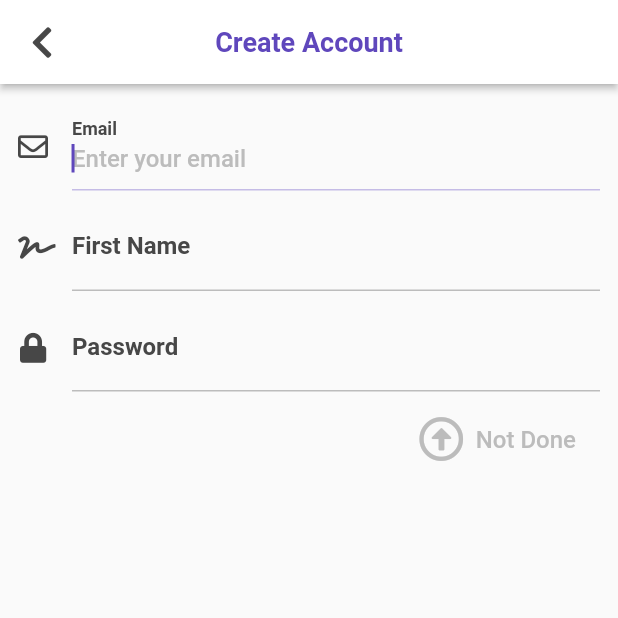
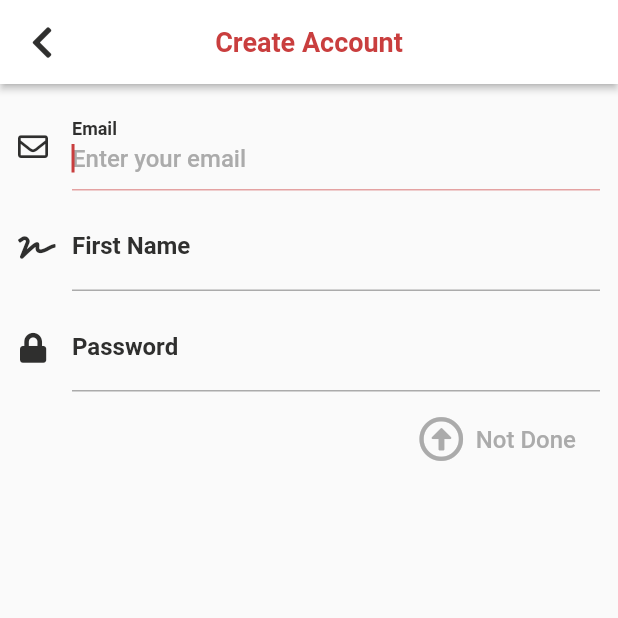
Before and after one commit to TVCCYA/HereMe, a Flutter app: the screen it shows after launch, after a tap on "Sign Up", on a phone screen of 412 x 824 dp, the top half of it. Run offline on Flutter 3.47's test engine with Material 2 defaults, Android fonts, the phone set to English and light mode, and no system bars; our stand-ins replace cached_network_image, cloud_firestore, firebase_auth, firebase_messaging, firebase_storage, flushbar and 10 more; missing offline and left inert: animator, flutter_google_ad_manager, geoflutterfire, launch_review, time_ago_provider; accounts and stored records are empty; network calls fail; Roboto replaces fonts that are missing (Avenir).

Commit message:
HereMe -> Spred Theme colors changed

```diff
--- a/hereme_flutter/lib/constants.dart
+++ b/hereme_flutter/lib/constants.dart
@@ -6,18 +6,17 @@ import 'package:font_awesome_flutter/font_awesome_flutter.dart';
 import 'package:rflutter_alert/rflutter_alert.dart';
 import 'package:shared_preferences/shared_preferences.dart';
 import 'home/home.dart';
+const kColorRed = Color.fromRGBO(201, 62, 62, 1.0);
+const kColorBlue = Color.fromRGBO(91, 117, 212, 1.0);
+const kColorGreen = Color.fromRGBO(62, 201, 62, 1.0);
 
-const kColorPurple = Color.fromRGBO(95, 71, 188, 1.0);
-const kColorBlue = Color.fromRGBO(71, 106, 188, 1.0);
-const kColorGreen = Color.fromRGBO(71, 188, 153, 1.0);
-
-const kColorBlack71 = Color.fromRGBO(71, 71, 71, 1.0);
+const kColorBlack71 = Color.fromRGBO(47, 47, 46, 1.0);
 const kColorOffWhite = Color.fromRGBO(245, 245, 245, 1.0);
 const kColorOffBlack = Color.fromRGBO(11, 8, 19, 1.0);
-const kColorLightGray = Color.fromRGBO(188, 188, 188, 1.0);
-const kColorRed = Color.fromRGBO(188, 71, 89, 1.0);
-const kColorThistle = Color.fromRGBO(197, 188, 230, 1.0);
-const kColorDarkThistle = Color.fromRGBO(164, 150, 216, 1.0);
+const kColorLightGray = Color.fromRGBO(171, 171, 171, 1.0);
+const kColorExtraLightGray = Color.fromRGBO(234, 234, 234, 1.0);
+const kColorThistle = Color.fromRGBO(228, 162, 162, 1.0);
+const kColorDarkThistle = Color.fromRGBO(215, 115, 115, 1.0);
 // SOCIAL MEDIA COLORS
 const kColorInstagram = Color.fromRGBO(185, 0, 180, 1.0);
 const kColorSnapchat = Color.fromRGBO(255, 252, 0, 1.0);
@@ -36,11 +35,11 @@ const kColorTikTok = Color.fromRGBO(0, 242, 234, 1.0);
 
 ThemeData kTheme(BuildContext context) {
   return Theme.of(context).copyWith(
-    accentColor: kColorPurple,
+    accentColor: kColorBlack71,
     unselectedWidgetColor: kColorLightGray,
-    dividerColor: Colors.grey[200],
+    dividerColor: kColorExtraLightGray,
     highlightColor: Colors.transparent,
-    splashColor: Colors.grey[200],
+    splashColor: kColorExtraLightGray,
   );
 }
 
@@ -222,7 +221,7 @@ void kActionSheet(context, sheets) {
 }
 
 const kRegistrationPurpleTextStyle = TextStyle(
-  color: kColorPurple,
+  color: kColorRed,
   fontSize: 32.0,
   fontFamily: 'Berlin-Sans',
 );
@@ -308,7 +307,7 @@ Container circularProgress() {
     alignment: Alignment.center,
     padding: EdgeInsets.only(top: 10.0),
     child: CircularProgressIndicator(
-      valueColor: AlwaysStoppedAnimation(kColorPurple),
+      valueColor: AlwaysStoppedAnimation(kColorRed),
       backgroundColor: kColorLightGray,
     ),
   );
@@ -318,7 +317,7 @@ Container linearProgress() {
   return Container(
     padding: EdgeInsets.all(10.0),
     child: LinearProgressIndicator(
-      valueColor: AlwaysStoppedAnimation(kColorPurple),
+      valueColor: AlwaysStoppedAnimation(kColorRed),
       backgroundColor: kColorLightGray,
     ),
   );
--- a/hereme_flutter/lib/home/all_live_chats_close_by.dart
+++ b/hereme_flutter/lib/home/all_live_chats_close_by.dart
@@ -158,7 +158,7 @@ class _AllLiveChatsCloseByState extends State<AllLiveChatsCloseBy> {
             waterDropColor: Colors.grey[200],
             idleIcon: Icon(
               FontAwesomeIcons.commentDots,
-              color: kColorPurple,
+              color: kColorRed,
               size: 18.0,
             ),
             complete: Icon(
--- a/hereme_flutter/lib/home/all_users_close_by.dart
+++ b/hereme_flutter/lib/home/all_users_close_by.dart
@@ -148,7 +148,7 @@ class _AllUsersCloseByState extends State<AllUsersCloseBy> {
             waterDropColor: Colors.grey[200],
             idleIcon: Icon(
               FontAwesomeIcons.user,
-              color: kColorPurple,
+              color: kColorRed,
               size: 18.0,
             ),
             complete: Icon(
--- a/hereme_flutter/lib/home/home.dart
+++ b/hereme_flutter/lib/home/home.dart
@@ -769,10 +769,10 @@ class _HomeState extends State<Home> with AutomaticKeepAliveClientMixin<Home> {
         elevation: 2.0,
         backgroundColor: kColorOffWhite,
         title: Text(
-          hideMe ? 'HideMe' : 'HereMe',
+          hideMe ? 'HideMe' : 'Spred',
           textAlign: TextAlign.left,
           style: kAppBarTextStyle.copyWith(
-            color: kColorPurple,
+            color: kColorRed,
             fontSize: 25.0,
           ),
         ),
@@ -803,7 +803,7 @@ class _HomeState extends State<Home> with AutomaticKeepAliveClientMixin<Home> {
                     waterDropColor: Colors.grey[200],
                     idleIcon: Icon(
                       FontAwesomeIcons.mapMarkerAlt,
-                      color: kColorPurple,
+                      color: kColorRed,
                       size: 18.0,
                     ),
                     complete: Icon(
--- a/hereme_flutter/lib/live_chat/live_chat_result.dart
+++ b/hereme_flutter/lib/live_chat/live_chat_result.dart
@@ -86,7 +86,7 @@ class LiveChatResult extends StatelessWidget {
               distanceFromChat < 0.16 ? Icon(
                 FontAwesomeIcons.mapMarkerAlt,
                 size: 12.0,
-                color: kColorPurple,
+                color: kColorRed,
               ) : Icon(
                 FontAwesomeIcons.searchLocation,
                 size: 12.0,
--- a/hereme_flutter/lib/live_chat/live_chat_screen.dart
+++ b/hereme_flutter/lib/live_chat/live_chat_screen.dart
@@ -506,7 +506,7 @@ class _LiveChatScreenState extends State<LiveChatScreen> {
                                 Expanded(
                                   child: TextField(
                                     style: kDefaultTextStyle,
-                                    cursorColor: kColorPurple,
+                                    cursorColor: kColorRed,
                                     controller: liveChatController,
                                     onChanged: (value) {
                                       message = value;
--- a/hereme_flutter/lib/models/linked_account.dart
+++ b/hereme_flutter/lib/models/linked_account.dart
@@ -32,7 +32,7 @@ class LinkedAccount extends StatelessWidget {
             softWrap: false,
             style: kDefaultTextStyle.copyWith(
               fontSize: 12.0,
-              color: kColorThistle,
+              color: kColorBlue.withOpacity(0.75),
             ),
           ),
           leading: Image.asset(
--- a/hereme_flutter/lib/registration/initial_page.dart
+++ b/hereme_flutter/lib/registration/initial_page.dart
@@ -56,14 +56,14 @@ class _InitialPageState extends State<InitialPage> {
                           textAlign: TextAlign.center,
                           style: kAppBarTextStyle.copyWith(
                             fontSize: 28.0,
-                            color: kColorPurple,
+                            color: kColorRed,
                           ),
                         ),
                         Text(
                           'Connect with people nearby',
                           textAlign: TextAlign.center,
                           style: kDefaultTextStyle.copyWith(
-                            color: kColorPurple,
+                            color: kColorRed,
                             fontSize: 18.0
                           ),
                         ),
@@ -87,7 +87,7 @@ class _InitialPageState extends State<InitialPage> {
                             Container(
                               width: 1.0,
                               height: 40.0,
-                              color: kColorPurple,
+                              color: kColorRed,
                             ),
                             ReusableButton(
                               title: 'Sign Up',
--- a/hereme_flutter/lib/registration/sign_up.dart
+++ b/hereme_flutter/lib/registration/sign_up.dart
@@ -66,7 +66,7 @@ class _SignUpState extends State<SignUp> {
           "Create Account",
           textAlign: TextAlign.left,
           style: kAppBarTextStyle.copyWith(
-            color: kColorPurple,
+            color: kColorRed,
           ),
         ),
         leading: IconButton(
@@ -83,7 +83,7 @@ class _SignUpState extends State<SignUp> {
         child: ModalProgressHUD(
           inAsyncCall: showSpinner,
           progressIndicator: CircularProgressIndicator(
-            valueColor: AlwaysStoppedAnimation<Color>(kColorPurple),
+            valueColor: AlwaysStoppedAnimation<Color>(kColorRed),
           ),
           child: GestureDetector(
             behavior: HitTestBehavior.translucent,
@@ -97,7 +97,7 @@ class _SignUpState extends State<SignUp> {
                 crossAxisAlignment: CrossAxisAlignment.center,
                 children: <Widget>[
                   TextField(
-                    cursorColor: kColorPurple,
+                    cursorColor: kColorRed,
                     onChanged: (value) {
                       email = value;
                       _isValid();
@@ -129,7 +129,7 @@ class _SignUpState extends State<SignUp> {
                   ),
                   SizedBox(height: 8.0),
                   TextField(
-                    cursorColor: kColorPurple,
+                    cursorColor: kColorRed,
                     onChanged: (value) {
                       firstName = value;
                       _isValid();
@@ -162,7 +162,7 @@ class _SignUpState extends State<SignUp> {
                   SizedBox(height: 8.0),
                   TextField(
                     obscureText: true,
-                    cursorColor: kColorPurple,
+                    cursorColor: kColorRed,
                     onChanged: (value) {
                       password = value;
                       _isValid();
@@ -198,7 +198,7 @@ class _SignUpState extends State<SignUp> {
                     mainAxisAlignment: MainAxisAlignment.center,
                     children: <Widget>[
                       Checkbox(
-                        activeColor: kColorPurple,
+                        activeColor: kColorRed,
                         value: _agreed,
                         onChanged: (value) {
                           if (this.mounted) setState(() {
@@ -237,7 +237,7 @@ class _SignUpState extends State<SignUp> {
                         size: 30.0,
                         color: _isButtonDisabled
                             ? kColorLightGray
-                            : kColorPurple,
+                            : kColorRed,
                       ),
                       label: Text(
                         _isButtonDisabled
@@ -246,7 +246,7 @@ class _SignUpState extends State<SignUp> {
                         style: kDefaultTextStyle.copyWith(
                             color: _isButtonDisabled
                                 ? kColorLightGray
-                                : kColorPurple),
+                                : kColorRed),
                       ),
                     ),
                   ),
--- a/hereme_flutter/lib/settings/help_support.dart
+++ b/hereme_flutter/lib/settings/help_support.dart
@@ -132,7 +132,7 @@ class SupportPage extends StatelessWidget {
               controller: _nameChangeController,
               style: kDefaultTextStyle,
               onSubmitted: (v) => _submitUpdateNameChange(context),
-              cursorColor: kColorPurple,
+              cursorColor: kColorRed,
               decoration: kRegistrationInputDecoration.copyWith(
                 labelText: 'First Name',
                 labelStyle: kDefaultTextStyle.copyWith(
--- a/hereme_flutter/lib/settings/recents/add_recents.dart
+++ b/hereme_flutter/lib/settings/recents/add_recents.dart
@@ -88,7 +88,7 @@ class _AddRecentState extends State<AddRecent> {
             child: ModalProgressHUD(
               inAsyncCall: showSpinner,
               progressIndicator: CircularProgressIndicator(
-                valueColor: AlwaysStoppedAnimation<Color>(kColorPurple),
+                valueColor: AlwaysStoppedAnimation<Color>(kColorRed),
               ),
               child: GestureDetector(
                 behavior: HitTestBehavior.translucent,
@@ -211,14 +211,14 @@ class _AddRecentState extends State<AddRecent> {
                           size: 30.0,
                           color: _isButtonDisabled
                               ? kColorLightGray
-                              : kColorPurple,
+                              : kColorRed,
                         ),
                         label: Text(
                           _isButtonDisabled ? 'Not Done' : 'Add Recent',
                           style: kDefaultTextStyle.copyWith(
                               color: _isButtonDisabled
                                   ? kColorLightGray
-                                  : kColorPurple),
+                                  : kColorRed),
                         ),
                       ),
                     ),
--- a/hereme_flutter/lib/utils/flexible_appbar.dart
+++ b/hereme_flutter/lib/utils/flexible_appbar.dart
@@ -65,7 +65,7 @@ class FlexibleAppBar extends StatelessWidget {
                                           children: <Widget>[
                                             Icon(
                                               FontAwesomeIcons.mapMarkerAlt,
-                                              color: kColorPurple,
+                                              color: kColorRed,
                                               size: 14.0,
                                             ),
                                             SizedBox(width: 4.0),
--- a/hereme_flutter/lib/utils/reusable_registration_textfield.dart
+++ b/hereme_flutter/lib/utils/reusable_registration_textfield.dart
@@ -34,7 +34,7 @@ class ReusableRegistrationTextField extends StatelessWidget {
       autofocus: true,
       focusNode: focusNode,
       onSubmitted: onSubmitted,
-      cursorColor: kColorPurple,
+      cursorColor: kColorRed,
       keyboardType: keyboardType,
       style: kDefaultTextStyle.copyWith(color: color ?? kColorBlack71),
       autocorrect: false,
@@ -45,7 +45,7 @@ class ReusableRegistrationTextField extends StatelessWidget {
         hintStyle: kDefaultTextStyle.copyWith(color: kColorLightGray),
         icon: Icon(
           icon,
-          color: kColorPurple,
+          color: kColorRed,
         ),
       ),
     );
```
Also changed, not shown: hereme_flutter/lib/live_chat/add_live_chat.dart (+7 -7 lines), hereme_flutter/lib/registration/create_display_name.dart (+5 -5 lines), hereme_flutter/lib/registration/log_in.dart (+7 -7 lines), hereme_flutter/lib/registration/photo_add.dart (+4 -4 lines), hereme_flutter/lib/settings/add_link.dart (+4 -4 lines), hereme_flutter/lib/settings/menu_list.dart (+8 -8 lines), hereme_flutter/lib/user_profile/profile.dart (+1 -8 lines).
